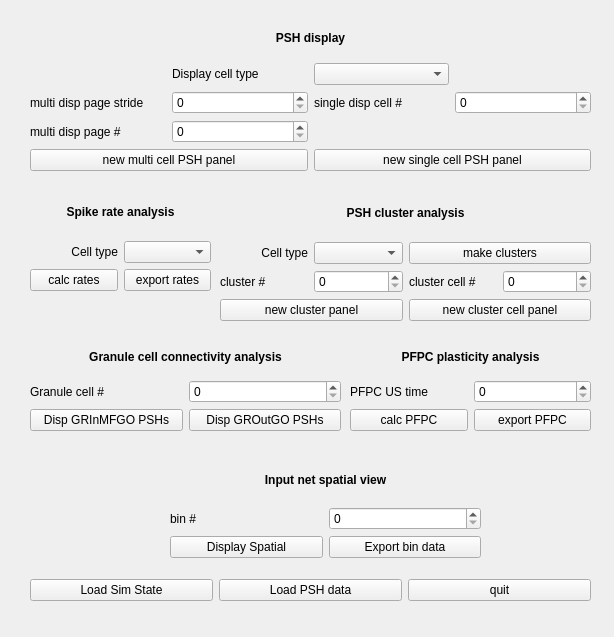
Qt form SimDataAnalysis/includes/mainw.ui (wenkeli/Cerebellum_simulation) before a commit.
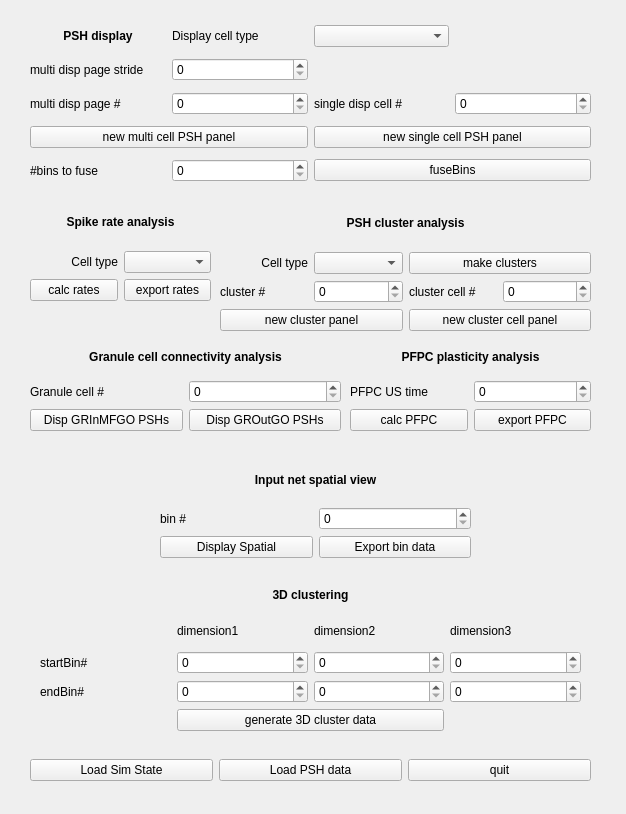
The same form after that commit.

Diff of the .ui file:
```diff
--- a/SimDataAnalysis/includes/mainw.ui
+++ b/SimDataAnalysis/includes/mainw.ui
@@ -6,8 +6,8 @@
    <rect>
     <x>0</x>
     <y>0</y>
-    <width>614</width>
-    <height>637</height>
+    <width>626</width>
+    <height>814</height>
    </rect>
   </property>
   <property name="windowTitle">
@@ -18,7 +18,7 @@
     <property name="geometry">
      <rect>
       <x>30</x>
-      <y>570</y>
+      <y>750</y>
       <width>561</width>
       <height>41</height>
      </rect>
@@ -53,29 +53,67 @@
       <x>30</x>
       <y>20</y>
       <width>561</width>
-      <height>151</height>
+      <height>171</height>
      </rect>
     </property>
     <layout class="QGridLayout" name="gridLayout_2">
-     <item row="3" column="0">
+     <item row="1" column="1">
+      <widget class="QLabel" name="label_3">
+       <property name="text">
+        <string>Display cell type</string>
+       </property>
+      </widget>
+     </item>
+     <item row="1" column="0">
+      <widget class="QLabel" name="label_13">
+       <property name="text">
+        <string>&lt;!DOCTYPE HTML PUBLIC &quot;-//W3C//DTD HTML 4.0//EN&quot; &quot;http://www.w3.org/TR/REC-html40/strict.dtd&quot;&gt;
+&lt;html&gt;&lt;head&gt;&lt;meta name=&quot;qrichtext&quot; content=&quot;1&quot; /&gt;&lt;style type=&quot;text/css&quot;&gt;
+p, li { white-space: pre-wrap; }
+&lt;/style&gt;&lt;/head&gt;&lt;body style=&quot; font-family:'Sans Serif'; font-size:9pt; font-weight:400; font-style:normal;&quot;&gt;
+&lt;table style=&quot;-qt-table-type: root; margin-top:4px; margin-bottom:4px; margin-left:4px; margin-right:4px;&quot;&gt;
+&lt;tr&gt;
+&lt;td style=&quot;border: none;&quot;&gt;
+&lt;p align=&quot;center&quot; style=&quot; margin-top:0px; margin-bottom:0px; margin-left:0px; margin-right:0px; -qt-block-indent:0; text-indent:0px;&quot;&gt;&lt;span style=&quot; font-weight:600;&quot;&gt;PSH display&lt;/span&gt;&lt;/p&gt;&lt;/td&gt;&lt;/tr&gt;&lt;/table&gt;&lt;/body&gt;&lt;/html&gt;</string>
+       </property>
+      </widget>
+     </item>
+     <item row="1" column="2">
+      <widget class="QComboBox" name="dispCellTypeBox"/>
+     </item>
+     <item row="2" column="0">
       <widget class="QLabel" name="label">
        <property name="text">
         <string>multi disp page stride</string>
        </property>
       </widget>
      </item>
-     <item row="3" column="1">
+     <item row="2" column="1">
       <widget class="QSpinBox" name="multiCellStrideBox"/>
      </item>
-     <item row="4" column="0">
+     <item row="3" column="1">
+      <widget class="QSpinBox" name="multiCellPageBox"/>
+     </item>
+     <item row="3" column="0">
       <widget class="QLabel" name="label_2">
        <property name="text">
         <string>multi disp page #</string>
        </property>
       </widget>
      </item>
-     <item row="4" column="1">
-      <widget class="QSpinBox" name="multiCellPageBox"/>
+     <item row="4" column="0" colspan="2">
+      <widget class="QPushButton" name="multicellNPButton">
+       <property name="text">
+        <string>new multi cell PSH panel</string>
+       </property>
+      </widget>
+     </item>
+     <item row="4" column="2" colspan="2">
+      <widget class="QPushButton" name="singleCellNPButton">
+       <property name="text">
+        <string>new single cell PSH panel</string>
+       </property>
+      </widget>
      </item>
      <item row="3" column="2">
       <widget class="QLabel" name="label_4">
@@ -87,43 +125,22 @@
      <item row="3" column="3">
       <widget class="QSpinBox" name="singleCellNumBox"/>
      </item>
-     <item row="1" column="2">
-      <widget class="QComboBox" name="dispCellTypeBox"/>
-     </item>
-     <item row="1" column="1">
-      <widget class="QLabel" name="label_3">
-       <property name="text">
-        <string>Display cell type</string>
-       </property>
-      </widget>
-     </item>
      <item row="5" column="2" colspan="2">
-      <widget class="QPushButton" name="singleCellNPButton">
+      <widget class="QPushButton" name="fuseBinsButton">
        <property name="text">
-        <string>new single cell PSH panel</string>
+        <string>fuseBins</string>
        </property>
       </widget>
      </item>
-     <item row="5" column="0" colspan="2">
-      <widget class="QPushButton" name="multicellNPButton">
+     <item row="5" column="0">
+      <widget class="QLabel" name="label_18">
        <property name="text">
-        <string>new multi cell PSH panel</string>
+        <string>#bins to fuse</string>
        </property>
       </widget>
      </item>
-     <item row="0" column="1" colspan="2">
-      <widget class="QLabel" name="label_13">
-       <property name="text">
-        <string>&lt;!DOCTYPE HTML PUBLIC &quot;-//W3C//DTD HTML 4.0//EN&quot; &quot;http://www.w3.org/TR/REC-html40/strict.dtd&quot;&gt;
-&lt;html&gt;&lt;head&gt;&lt;meta name=&quot;qrichtext&quot; content=&quot;1&quot; /&gt;&lt;style type=&quot;text/css&quot;&gt;
-p, li { white-space: pre-wrap; }
-&lt;/style&gt;&lt;/head&gt;&lt;body style=&quot; font-family:'Sans Serif'; font-size:9pt; font-weight:400; font-style:normal;&quot;&gt;
-&lt;table style=&quot;-qt-table-type: root; margin-top:4px; margin-bottom:4px; margin-left:4px; margin-right:4px;&quot;&gt;
-&lt;tr&gt;
-&lt;td style=&quot;border: none;&quot;&gt;
-&lt;p align=&quot;center&quot; style=&quot; margin-top:0px; margin-bottom:0px; margin-left:0px; margin-right:0px; -qt-block-indent:0; text-indent:0px;&quot;&gt;&lt;span style=&quot; font-weight:600;&quot;&gt;PSH display&lt;/span&gt;&lt;/p&gt;&lt;/td&gt;&lt;/tr&gt;&lt;/table&gt;&lt;/body&gt;&lt;/html&gt;</string>
-       </property>
-      </widget>
+     <item row="5" column="1">
+      <widget class="QSpinBox" name="numBinsFuseBox"/>
      </item>
     </layout>
    </widget>
@@ -231,7 +248,7 @@
     <property name="geometry">
      <rect>
       <x>30</x>
-      <y>190</y>
+      <y>200</y>
       <width>181</width>
       <height>101</height>
      </rect>
@@ -288,7 +305,7 @@
     <property name="geometry">
      <rect>
       <x>220</x>
-      <y>190</y>
+      <y>200</y>
       <width>371</width>
       <height>131</height>
      </rect>
@@ -371,7 +388,7 @@
    <widget class="QWidget" name="gridLayoutWidget_6">
     <property name="geometry">
      <rect>
-      <x>170</x>
+      <x>160</x>
       <y>460</y>
       <width>311</width>
       <height>98</height>
@@ -418,6 +435,92 @@
      </item>
     </layout>
    </widget>
+   <widget class="QWidget" name="gridLayoutWidget_7">
+    <property name="geometry">
+     <rect>
+      <x>40</x>
+      <y>580</y>
+      <width>541</width>
+      <height>151</height>
+     </rect>
+    </property>
+    <layout class="QGridLayout" name="gridLayout_7">
+     <item row="2" column="1">
+      <widget class="QLabel" name="label_20">
+       <property name="text">
+        <string>dimension1</string>
+       </property>
+      </widget>
+     </item>
+     <item row="2" column="2">
+      <widget class="QLabel" name="label_21">
+       <property name="text">
+        <string>dimension2</string>
+       </property>
+      </widget>
+     </item>
+     <item row="2" column="3">
+      <widget class="QLabel" name="label_22">
+       <property name="text">
+        <string>dimension3</string>
+       </property>
+      </widget>
+     </item>
+     <item row="1" column="1" colspan="2">
+      <widget class="QLabel" name="label_19">
+       <property name="text">
+        <string>&lt;!DOCTYPE HTML PUBLIC &quot;-//W3C//DTD HTML 4.0//EN&quot; &quot;http://www.w3.org/TR/REC-html40/strict.dtd&quot;&gt;
+&lt;html&gt;&lt;head&gt;&lt;meta name=&quot;qrichtext&quot; content=&quot;1&quot; /&gt;&lt;style type=&quot;text/css&quot;&gt;
+p, li { white-space: pre-wrap; }
+&lt;/style&gt;&lt;/head&gt;&lt;body style=&quot; font-family:'Sans Serif'; font-size:9pt; font-weight:400; font-style:normal;&quot;&gt;
+&lt;table border=&quot;0&quot; style=&quot;-qt-table-type: root; margin-top:4px; margin-bottom:4px; margin-left:4px; margin-right:4px;&quot;&gt;
+&lt;tr&gt;
+&lt;td style=&quot;border: none;&quot;&gt;
+&lt;p align=&quot;center&quot; style=&quot; margin-top:0px; margin-bottom:0px; margin-left:0px; margin-right:0px; -qt-block-indent:0; text-indent:0px;&quot;&gt;&lt;span style=&quot; font-weight:600;&quot;&gt;3D clustering&lt;/span&gt;&lt;/p&gt;&lt;/td&gt;&lt;/tr&gt;&lt;/table&gt;&lt;/body&gt;&lt;/html&gt;</string>
+       </property>
+      </widget>
+     </item>
+     <item row="3" column="1">
+      <widget class="QSpinBox" name="dimension1StartBNBox"/>
+     </item>
+     <item row="4" column="1">
+      <widget class="QSpinBox" name="dimension1EndBNBox"/>
+     </item>
+     <item row="3" column="2">
+      <widget class="QSpinBox" name="dimension2StartBNBox"/>
+     </item>
+     <item row="4" column="2">
+      <widget class="QSpinBox" name="dimension2EndBNBox"/>
+     </item>
+     <item row="3" column="3">
+      <widget class="QSpinBox" name="dimension3StartBNBox"/>
+     </item>
+     <item row="4" column="3">
+      <widget class="QSpinBox" name="dimension3EndBNBox"/>
+     </item>
+     <item row="3" column="0">
+      <widget class="QLabel" name="label_23">
+       <property name="text">
+        <string>startBin#</string>
+       </property>
+      </widget>
+     </item>
+     <item row="4" column="0">
+      <widget class="QLabel" name="label_24">
+       <property name="text">
+        <string>endBin#</string>
+       </property>
+      </widget>
+     </item>
+     <item row="5" column="1" colspan="2">
+      <widget class="QPushButton" name="generate3DClusterButton">
+       <property name="text">
+        <string>generate 3D cluster data</string>
+       </property>
+      </widget>
+     </item>
+    </layout>
+   </widget>
   </widget>
  </widget>
  <resources/>
```
